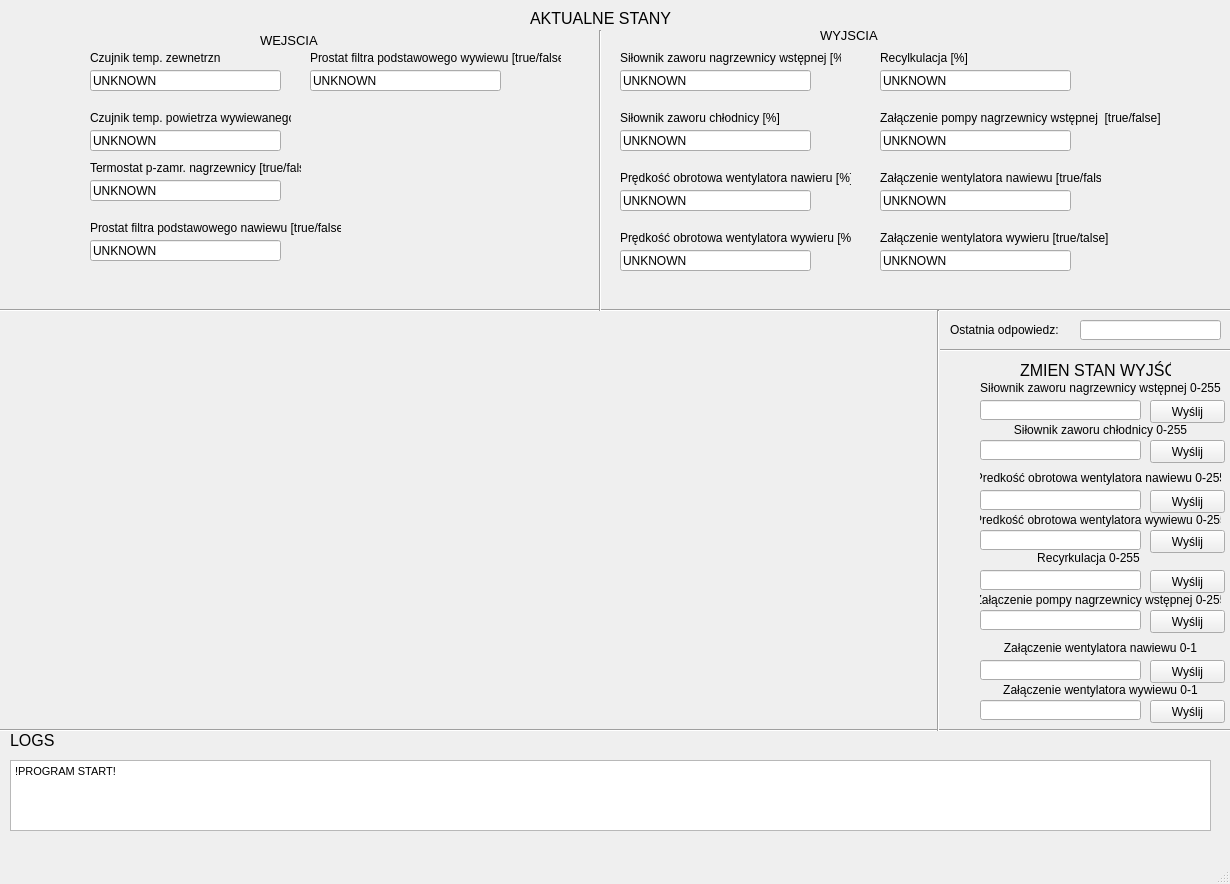
Above: ProjectCode/code/gui.ui from Piotr-Pietruszka/SCADA-Modbus before the change. Below: the same form after it.
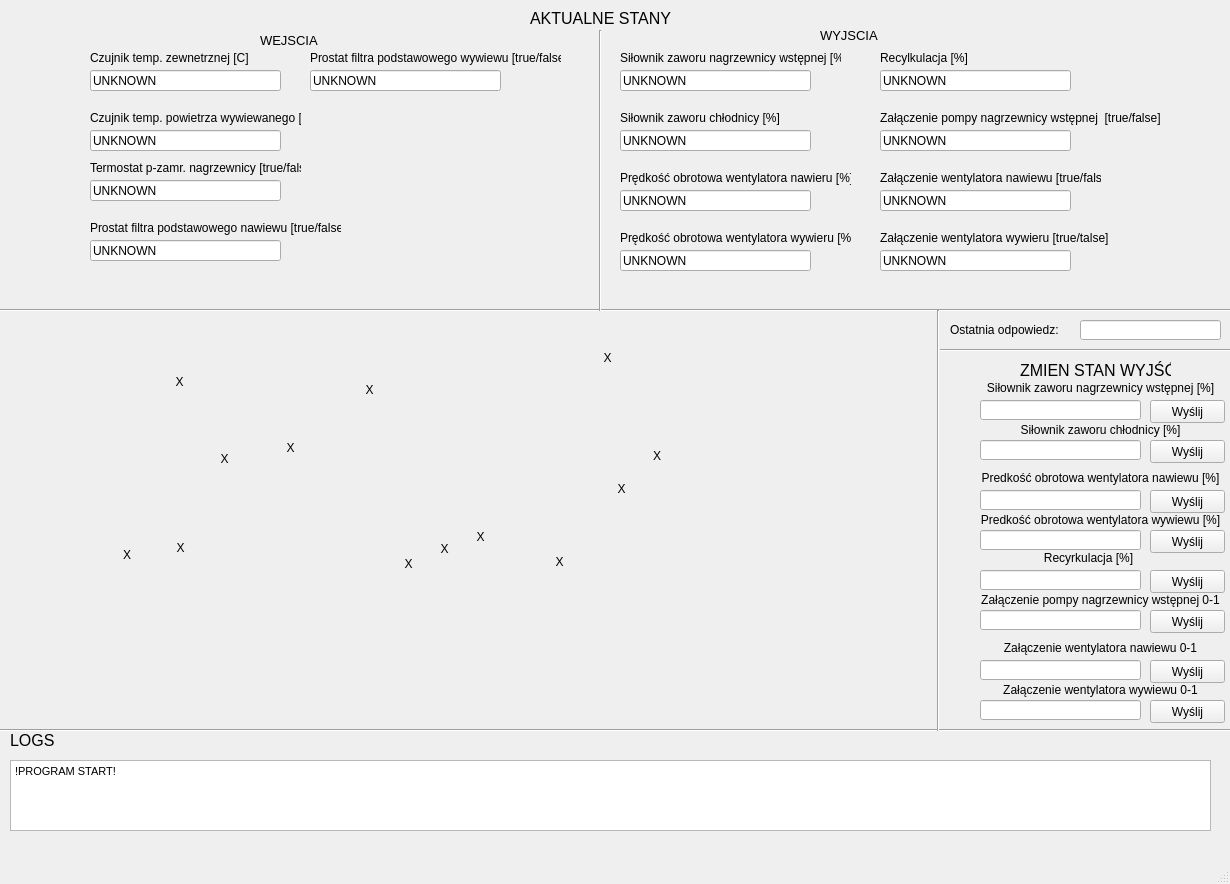
That is the form after the change. Icons and pictures are not drawn.

Diff of the .ui file:
```diff
--- a/ProjectCode/code/gui.ui
+++ b/ProjectCode/code/gui.ui
@@ -73,7 +73,7 @@
      </rect>
     </property>
     <property name="text">
-     <string>Siłownik zaworu nagrzewnicy wstępnej 0-255</string>
+     <string>Siłownik zaworu nagrzewnicy wstępnej [%]</string>
     </property>
     <property name="alignment">
      <set>Qt::AlignCenter</set>
@@ -99,7 +99,7 @@
      </rect>
     </property>
     <property name="text">
-     <string>Siłownik zaworu chłodnicy 0-255</string>
+     <string>Siłownik zaworu chłodnicy [%]</string>
     </property>
     <property name="alignment">
      <set>Qt::AlignCenter</set>
@@ -257,12 +257,12 @@
      <rect>
       <x>90</x>
       <y>50</y>
-      <width>131</width>
+      <width>191</width>
       <height>16</height>
      </rect>
     </property>
     <property name="text">
-     <string>Czujnik temp. zewnetrznej</string>
+     <string>Czujnik temp. zewnetrznej [C]</string>
     </property>
    </widget>
    <widget class="QLabel" name="label_11">
@@ -270,12 +270,12 @@
      <rect>
       <x>90</x>
       <y>110</y>
-      <width>201</width>
+      <width>211</width>
       <height>16</height>
      </rect>
     </property>
     <property name="text">
-     <string>Czujnik temp. powietrza wywiewanego</string>
+     <string>Czujnik temp. powietrza wywiewanego [C]</string>
     </property>
    </widget>
    <widget class="QLabel" name="label_12">
@@ -467,7 +467,7 @@
      </rect>
     </property>
     <property name="text">
-     <string>Predkość obrotowa wentylatora nawiewu 0-255</string>
+     <string>Predkość obrotowa wentylatora nawiewu [%]</string>
     </property>
     <property name="alignment">
      <set>Qt::AlignCenter</set>
@@ -506,7 +506,7 @@
      </rect>
     </property>
     <property name="text">
-     <string>Predkość obrotowa wentylatora wywiewu 0-255</string>
+     <string>Predkość obrotowa wentylatora wywiewu [%]</string>
     </property>
     <property name="alignment">
      <set>Qt::AlignCenter</set>
@@ -545,7 +545,7 @@
      </rect>
     </property>
     <property name="text">
-     <string>Załączenie pompy nagrzewnicy wstępnej 0-255</string>
+     <string>Załączenie pompy nagrzewnicy wstępnej 0-1</string>
     </property>
     <property name="alignment">
      <set>Qt::AlignCenter</set>
@@ -584,7 +584,7 @@
      </rect>
     </property>
     <property name="text">
-     <string>Recyrkulacja 0-255</string>
+     <string>Recyrkulacja [%]</string>
     </property>
     <property name="alignment">
      <set>Qt::AlignCenter</set>
@@ -924,6 +924,214 @@
      <bool>true</bool>
     </property>
    </widget>
+   <widget class="QLabel" name="label_b_3">
+    <property name="geometry">
+     <rect>
+      <x>469</x>
+      <y>529</y>
+      <width>23</width>
+      <height>15</height>
+     </rect>
+    </property>
+    <property name="text">
+     <string>X</string>
+    </property>
+    <property name="alignment">
+     <set>Qt::AlignCenter</set>
+    </property>
+   </widget>
+   <widget class="QLabel" name="label_b_4">
+    <property name="geometry">
+     <rect>
+      <x>213</x>
+      <y>451</y>
+      <width>23</width>
+      <height>15</height>
+     </rect>
+    </property>
+    <property name="text">
+     <string>X</string>
+    </property>
+    <property name="alignment">
+     <set>Qt::AlignCenter</set>
+    </property>
+   </widget>
+   <widget class="QLabel" name="label_b_5">
+    <property name="geometry">
+     <rect>
+      <x>596</x>
+      <y>350</y>
+      <width>23</width>
+      <height>15</height>
+     </rect>
+    </property>
+    <property name="text">
+     <string>X</string>
+    </property>
+    <property name="alignment">
+     <set>Qt::AlignCenter</set>
+    </property>
+   </widget>
+   <widget class="QLabel" name="label_b_11">
+    <property name="geometry">
+     <rect>
+      <x>433</x>
+      <y>541</y>
+      <width>23</width>
+      <height>15</height>
+     </rect>
+    </property>
+    <property name="text">
+     <string>X</string>
+    </property>
+    <property name="alignment">
+     <set>Qt::AlignCenter</set>
+    </property>
+   </widget>
+   <widget class="QLabel" name="label_b_12">
+    <property name="geometry">
+     <rect>
+      <x>610</x>
+      <y>481</y>
+      <width>23</width>
+      <height>15</height>
+     </rect>
+    </property>
+    <property name="text">
+     <string>X</string>
+    </property>
+    <property name="alignment">
+     <set>Qt::AlignCenter</set>
+    </property>
+   </widget>
+   <widget class="QLabel" name="label_b_13">
+    <property name="geometry">
+     <rect>
+      <x>358</x>
+      <y>382</y>
+      <width>23</width>
+      <height>15</height>
+     </rect>
+    </property>
+    <property name="text">
+     <string>X</string>
+    </property>
+    <property name="alignment">
+     <set>Qt::AlignCenter</set>
+    </property>
+   </widget>
+   <widget class="QLabel" name="label_f_1">
+    <property name="geometry">
+     <rect>
+      <x>90</x>
+      <y>547</y>
+      <width>41</width>
+      <height>16</height>
+     </rect>
+    </property>
+    <property name="text">
+     <string>X</string>
+    </property>
+    <property name="alignment">
+     <set>Qt::AlignRight|Qt::AlignTrailing|Qt::AlignVCenter</set>
+    </property>
+   </widget>
+   <widget class="QLabel" name="label_f_2">
+    <property name="geometry">
+     <rect>
+      <x>620</x>
+      <y>448</y>
+      <width>41</width>
+      <height>16</height>
+     </rect>
+    </property>
+    <property name="text">
+     <string>X</string>
+    </property>
+    <property name="alignment">
+     <set>Qt::AlignRight|Qt::AlignTrailing|Qt::AlignVCenter</set>
+    </property>
+   </widget>
+   <widget class="QLabel" name="label_bj_6">
+    <property name="geometry">
+     <rect>
+      <x>388</x>
+      <y>556</y>
+      <width>41</width>
+      <height>16</height>
+     </rect>
+    </property>
+    <property name="text">
+     <string>X</string>
+    </property>
+    <property name="alignment">
+     <set>Qt::AlignCenter</set>
+    </property>
+   </widget>
+   <widget class="QLabel" name="label_bj_7">
+    <property name="geometry">
+     <rect>
+      <x>539</x>
+      <y>554</y>
+      <width>41</width>
+      <height>16</height>
+     </rect>
+    </property>
+    <property name="text">
+     <string>X</string>
+    </property>
+    <property name="alignment">
+     <set>Qt::AlignCenter</set>
+    </property>
+   </widget>
+   <widget class="QLabel" name="label_bj_8">
+    <property name="geometry">
+     <rect>
+      <x>160</x>
+      <y>540</y>
+      <width>41</width>
+      <height>16</height>
+     </rect>
+    </property>
+    <property name="text">
+     <string>X</string>
+    </property>
+    <property name="alignment">
+     <set>Qt::AlignCenter</set>
+    </property>
+   </widget>
+   <widget class="QLabel" name="label_bj_9">
+    <property name="geometry">
+     <rect>
+      <x>159</x>
+      <y>374</y>
+      <width>41</width>
+      <height>16</height>
+     </rect>
+    </property>
+    <property name="text">
+     <string>X</string>
+    </property>
+    <property name="alignment">
+     <set>Qt::AlignCenter</set>
+    </property>
+   </widget>
+   <widget class="QLabel" name="label_bj_10">
+    <property name="geometry">
+     <rect>
+      <x>270</x>
+      <y>440</y>
+      <width>41</width>
+      <height>16</height>
+     </rect>
+    </property>
+    <property name="text">
+     <string>X</string>
+    </property>
+    <property name="alignment">
+     <set>Qt::AlignCenter</set>
+    </property>
+   </widget>
   </widget>
   <widget class="QMenuBar" name="menubar">
    <property name="geometry">
```
Left out of the diff: 4 changed lines with no effect on the pictures.
